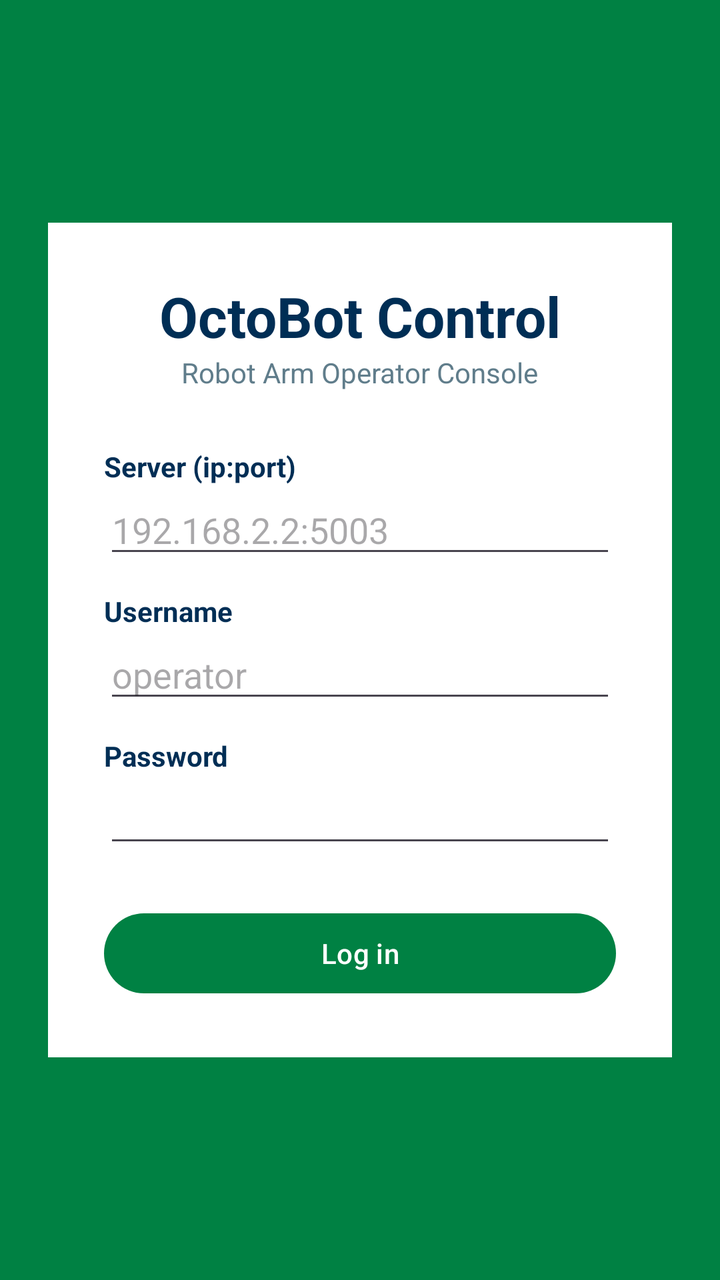
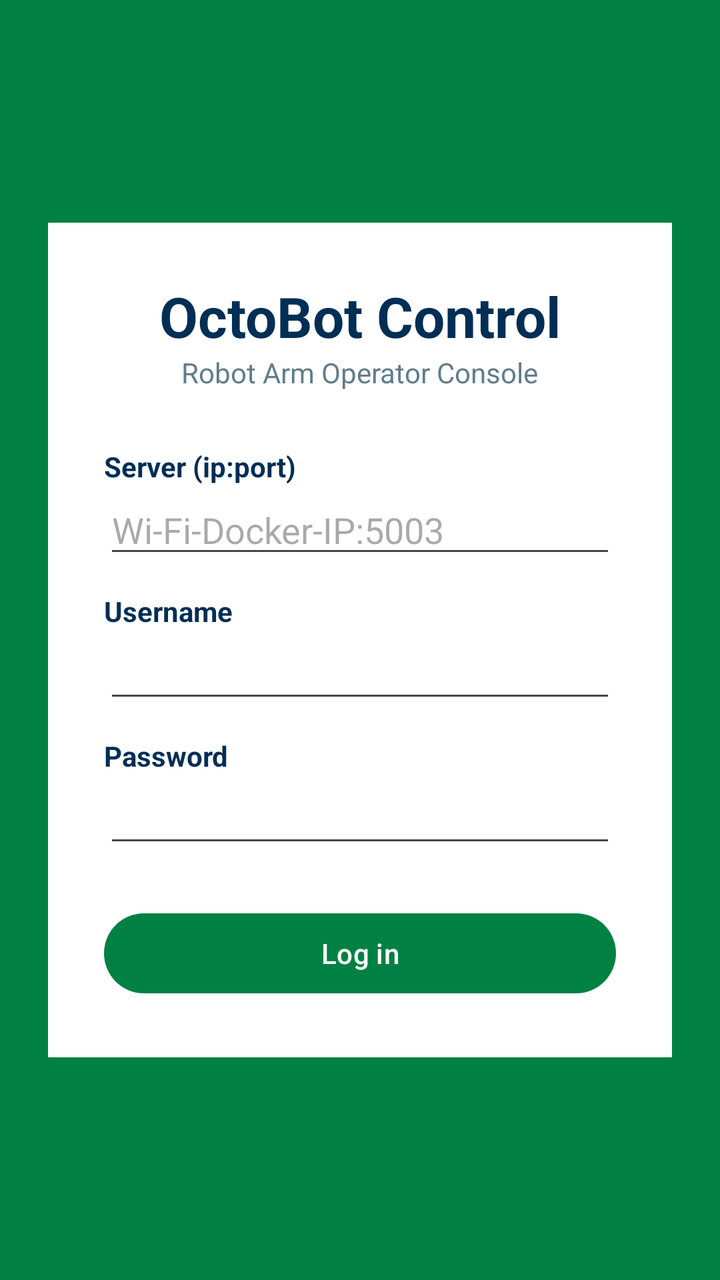

Compare the two renders of this Android layout. The source of the first and the diff that turns it into the second are given below.
<!-- AndroidManifest.xml: application theme Theme.Octobot -->
<!-- res/layout/activity_login.xml -->
<?xml version="1.0" encoding="utf-8"?>
<ScrollView xmlns:android="http://schemas.android.com/apk/res/android"
    android:layout_width="match_parent"
    android:layout_height="match_parent"
    android:background="@color/dekra_green"
    android:fillViewport="true">

    <LinearLayout
        android:layout_width="match_parent"
        android:layout_height="wrap_content"
        android:orientation="vertical"
        android:gravity="center"
        android:padding="24dp">

        <LinearLayout
            android:layout_width="match_parent"
            android:layout_height="wrap_content"
            android:orientation="vertical"
            android:background="@color/white"
            android:padding="28dp">

            <TextView
                android:layout_width="wrap_content"
                android:layout_height="wrap_content"
                android:layout_gravity="center_horizontal"
                android:text="@string/app_name"
                android:textColor="@color/dekra_navy"
                android:textSize="28sp"
                android:textStyle="bold" />

            <TextView
                android:layout_width="wrap_content"
                android:layout_height="wrap_content"
                android:layout_gravity="center_horizontal"
                android:layout_marginBottom="20dp"
                android:text="Robot Arm Operator Console"
                android:textColor="#607D8B" />

            <TextView
                android:layout_width="wrap_content"
                android:layout_height="wrap_content"
                android:layout_marginTop="8dp"
                android:text="Server (ip:port)"
                android:textColor="@color/dekra_navy"
                android:textStyle="bold" />

            <EditText
                android:id="@+id/etServer"
                android:layout_width="match_parent"
                android:layout_height="wrap_content"
                android:hint="192.168.2.2:5003"
                android:inputType="textNoSuggestions"
                android:autofillHints="" />

            <TextView
                android:layout_width="wrap_content"
                android:layout_height="wrap_content"
                android:layout_marginTop="12dp"
                android:text="Username"
                android:textColor="@color/dekra_navy"
                android:textStyle="bold" />

            <EditText
                android:id="@+id/etUsername"
                android:layout_width="match_parent"
                android:layout_height="wrap_content"
                android:hint="operator"
                android:inputType="textNoSuggestions"
                android:autofillHints="username" />

            <TextView
                android:layout_width="wrap_content"
                android:layout_height="wrap_content"
                android:layout_marginTop="12dp"
                android:text="Password"
                android:textColor="@color/dekra_navy"
                android:textStyle="bold" />

            <EditText
                android:id="@+id/etPassword"
                android:layout_width="match_parent"
                android:layout_height="wrap_content"
                android:inputType="textPassword"
                android:autofillHints="password" />

            <Button
                android:id="@+id/btnLogin"
                android:layout_width="match_parent"
                android:layout_height="wrap_content"
                android:layout_marginTop="24dp"
                android:text="Log in" />

            <TextView
                android:id="@+id/tvStatus"
                android:layout_width="match_parent"
                android:layout_height="wrap_content"
                android:layout_marginTop="14dp"
                android:gravity="center"
                android:textColor="#607D8B"
                android:visibility="gone" />

        </LinearLayout>
    </LinearLayout>
</ScrollView>
<!-- resources referenced by this layout -->
<resources>
  <color name="dekra_green">#FF008143</color>
  <color name="dekra_navy">#FF002E55</color>
  <color name="white">#FFFFFFFF</color>
  <string name="app_name">OctoBot Control</string>
  <style name="Theme.Octobot" parent="Base.Theme.Octobot" />
  <style name="Base.Theme.Octobot" parent="Theme.Material3.DayNight.NoActionBar">
          <item name="colorPrimary">@color/dekra_green</item>
          <item name="colorOnPrimary">@color/white</item>
          <item name="colorPrimaryContainer">@color/dekra_green_dark</item>
          <item name="colorOnPrimaryContainer">@color/white</item>
      </style>
  <color name="dekra_green_dark">#FF006B52</color>
</resources>

<!-- the commit's change to res/layout/activity_login.xml (unified diff, before → after) -->
@@ -48,9 +48,9 @@
                 android:id="@+id/etServer"
                 android:layout_width="match_parent"
                 android:layout_height="wrap_content"
-                android:hint="192.168.2.2:5003"
-                android:inputType="textNoSuggestions"
-                android:autofillHints="" />
+                android:autofillHints=""
+                android:hint="Wi-Fi-Docker-IP:5003"
+                android:inputType="textNoSuggestions" />
 
             <TextView
                 android:layout_width="wrap_content"
@@ -64,9 +64,8 @@
                 android:id="@+id/etUsername"
                 android:layout_width="match_parent"
                 android:layout_height="wrap_content"
-                android:hint="operator"
-                android:inputType="textNoSuggestions"
-                android:autofillHints="username" />
+                android:autofillHints="username"
+                android:inputType="textNoSuggestions" />
 
             <TextView
                 android:layout_width="wrap_content"
